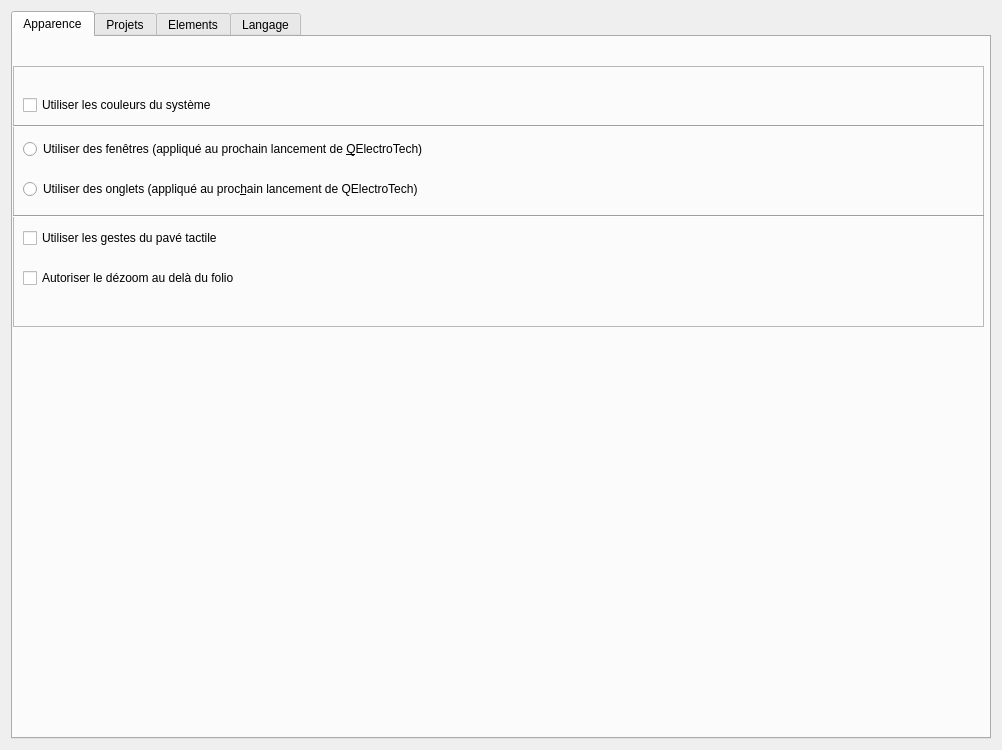
This is sources/ui/configpage/generalconfigurationpage.ui in qelectrotech/qelectrotech-source-mirror as Qt 5 draws it before an edit. The edited form follows.
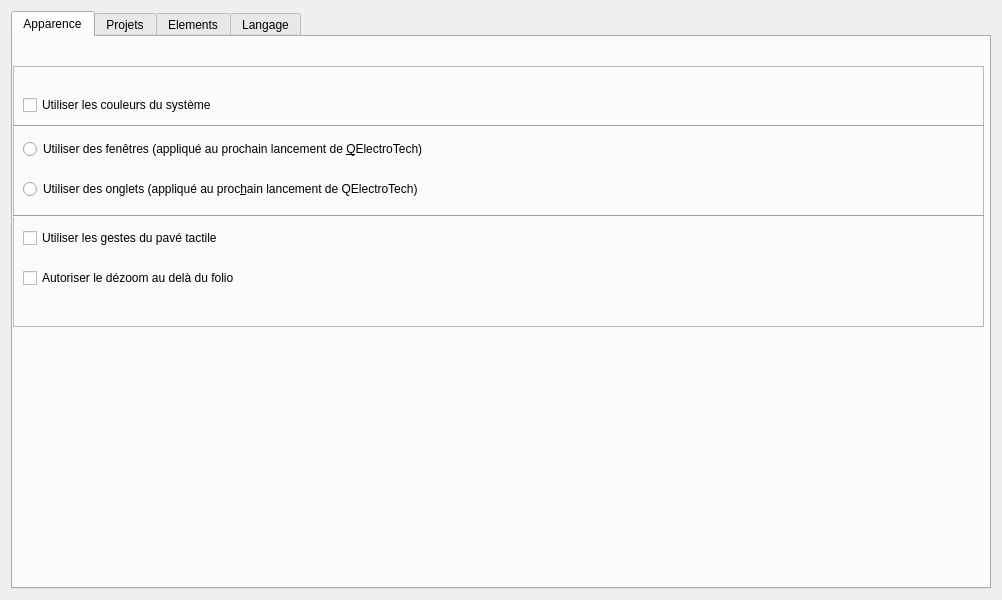
This is the edited form.

Commit message: generalconfigurationpage.ui fix for 1366X768 laptops screens

Diff of the .ui file:
```diff
--- a/sources/ui/configpage/generalconfigurationpage.ui
+++ b/sources/ui/configpage/generalconfigurationpage.ui
@@ -7,9 +7,21 @@
     <x>0</x>
     <y>0</y>
     <width>1000</width>
-    <height>750</height>
+    <height>600</height>
    </rect>
   </property>
+  <property name="sizePolicy">
+   <sizepolicy hsizetype="Preferred" vsizetype="MinimumExpanding">
+    <horstretch>0</horstretch>
+    <verstretch>0</verstretch>
+   </sizepolicy>
+  </property>
+  <property name="minimumSize">
+   <size>
+    <width>0</width>
+    <height>500</height>
+   </size>
+  </property>
   <property name="windowTitle">
    <string>Form</string>
   </property>
@@ -25,7 +37,7 @@
      <property name="minimumSize">
       <size>
        <width>980</width>
-       <height>0</height>
+       <height>500</height>
       </size>
      </property>
      <property name="currentIndex">
```
The commit also changes 1 other file.
